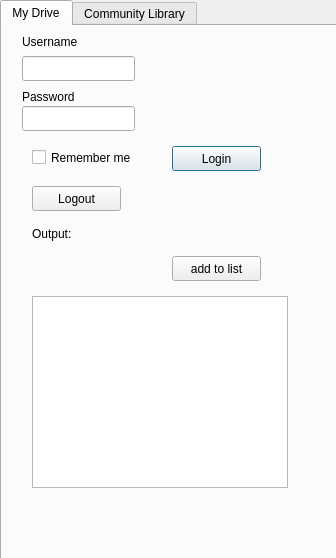
Before: the Qt Designer form ellipsis_drive_dialog_base.ui in ellipsis-drive-internal/qgis-plugin, drawn with Qt 5.
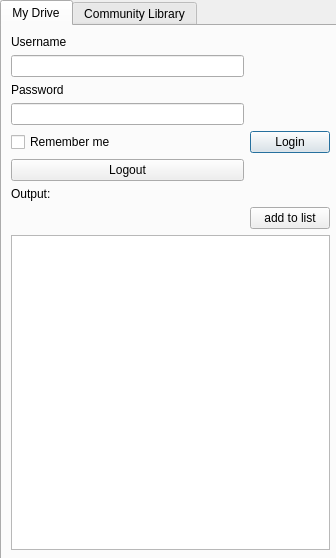
After: the same form once the commit is applied.

Commit message: start with dynamic construction of the tabs

Patch:
```diff
--- a/ellipsis_drive_dialog_base.ui
+++ b/ellipsis_drive_dialog_base.ui
@@ -29,130 +29,70 @@
     <attribute name="title">
      <string>My Drive</string>
     </attribute>
+    <layout class="QGridLayout" name="gridLayout">
+     <item row="0" column="0">
     <widget class="QLabel" name="label_username">
-     <property name="geometry">
-      <rect>
-       <x>20</x>
-       <y>0</y>
-       <width>91</width>
-       <height>31</height>
-      </rect>
-     </property>
      <property name="text">
       <string>Username</string>
      </property>
     </widget>
+     </item>
+     <item row="1" column="0">
+      <widget class="QLineEdit" name="lineEdit_username"/>
+     </item>
+     <item row="2" column="0">
     <widget class="QLabel" name="label_password">
-     <property name="geometry">
-      <rect>
-       <x>20</x>
-       <y>60</y>
-       <width>81</width>
-       <height>21</height>
-      </rect>
-     </property>
      <property name="text">
       <string>Password</string>
      </property>
     </widget>
-    <widget class="QLineEdit" name="lineEdit_username">
-     <property name="geometry">
-      <rect>
-       <x>20</x>
-       <y>30</y>
-       <width>113</width>
-       <height>25</height>
-      </rect>
-     </property>
-    </widget>
+     </item>
+     <item row="3" column="0">
     <widget class="QLineEdit" name="lineEdit_password">
-     <property name="geometry">
-      <rect>
-       <x>20</x>
-       <y>80</y>
-       <width>113</width>
-       <height>25</height>
-      </rect>
-     </property>
      <property name="echoMode">
       <enum>QLineEdit::Password</enum>
      </property>
     </widget>
+     </item>
+     <item row="4" column="0">
+      <widget class="QCheckBox" name="checkBox_remember">
+       <property name="text">
+        <string>Remember me</string>
+       </property>
+      </widget>
+     </item>
+     <item row="4" column="1">
     <widget class="QPushButton" name="pushButton_login">
-     <property name="geometry">
-      <rect>
-       <x>170</x>
-       <y>120</y>
-       <width>89</width>
-       <height>25</height>
-      </rect>
-     </property>
      <property name="text">
       <string>Login</string>
      </property>
     </widget>
+     </item>
+     <item row="5" column="0">
+      <widget class="QPushButton" name="pushButton_logout">
+       <property name="text">
+        <string>Logout</string>
+       </property>
+      </widget>
+     </item>
+     <item row="6" column="0" colspan="2">
     <widget class="QLabel" name="label_output">
-     <property name="geometry">
-      <rect>
-       <x>30</x>
-       <y>200</y>
-       <width>291</width>
-       <height>16</height>
-      </rect>
-     </property>
      <property name="text">
       <string>Output: </string>
      </property>
     </widget>
-    <widget class="QListWidget" name="listWidget_mydrive">
-     <property name="geometry">
-      <rect>
-       <x>30</x>
-       <y>270</y>
-       <width>256</width>
-       <height>192</height>
-      </rect>
-     </property>
-    </widget>
+     </item>
+     <item row="7" column="1">
     <widget class="QPushButton" name="pushButton_addtolist">
-     <property name="geometry">
-      <rect>
-       <x>170</x>
-       <y>230</y>
-       <width>89</width>
-       <height>25</height>
-      </rect>
-     </property>
      <property name="text">
       <string>add to list</string>
      </property>
     </widget>
-    <widget class="QCheckBox" name="checkBox_remember">
-     <property name="geometry">
-      <rect>
-       <x>30</x>
-       <y>120</y>
-       <width>121</width>
-       <height>23</height>
-      </rect>
-     </property>
-     <property name="text">
-      <string>Remember me</string>
-     </property>
-    </widget>
-    <widget class="QPushButton" name="pushButton_logout">
-     <property name="geometry">
-      <rect>
-       <x>30</x>
-       <y>160</y>
-       <width>89</width>
-       <height>25</height>
-      </rect>
-     </property>
-     <property name="text">
-      <string>Logout</string>
-     </property>
-    </widget>
+     </item>
+     <item row="8" column="0" colspan="2">
+      <widget class="QListWidget" name="listWidget_mydrive"/>
+     </item>
+    </layout>
    </widget>
    <widget class="QWidget" name="communitytab">
     <attribute name="title">
```
Left out of the diff: 58 changed lines with no effect on the pictures. Lines whose indentation alone changed are shown as unchanged. The commit also changes 2 other files.
